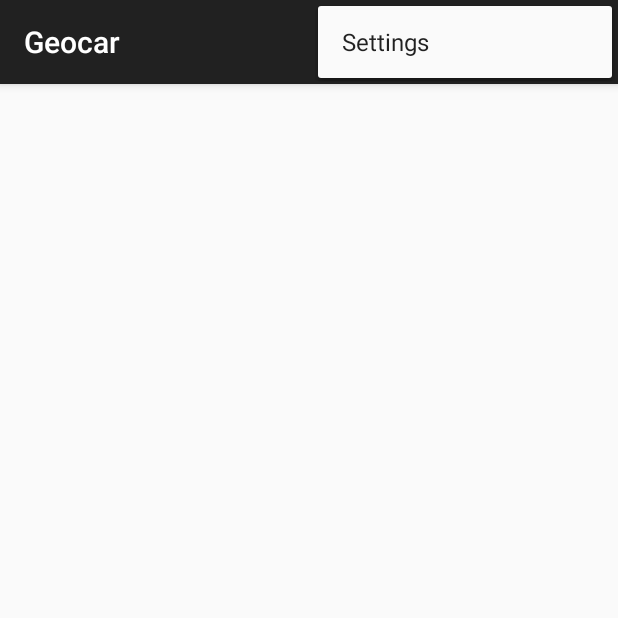
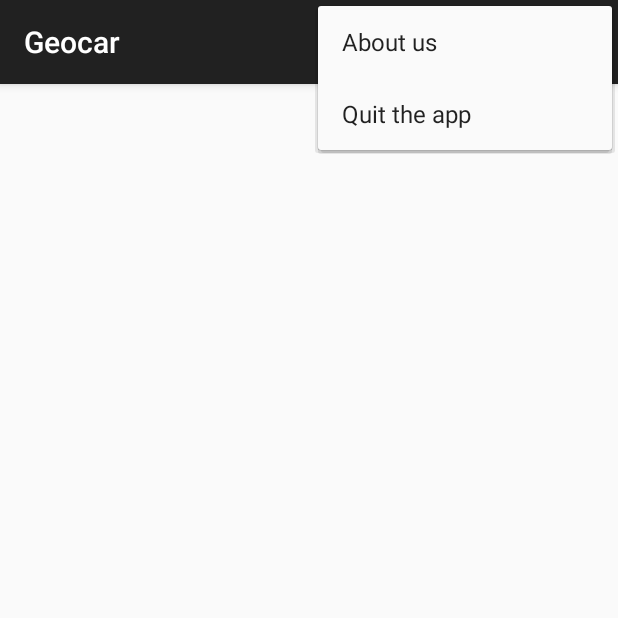
Before and after one commit to Carmain/Geocar, an Android app: the Home screen opened directly, with no data from a screen before it, with the options menu open, on a phone screen of 412 x 824 dp, the top half of it. Run offline under Robolectric (Android 15) with nearby library versions, the phone set to English and light mode, and no system bars; 1 statement that could not run was skipped.

Commit message:
Set items in the menu

```diff
--- a/app/src/main/res/menu/menu_main.xml
+++ b/app/src/main/res/menu/menu_main.xml
@@ -1,6 +1,13 @@
 <menu xmlns:android="http://schemas.android.com/apk/res/android"
-    xmlns:app="http://schemas.android.com/apk/res-auto"
-    xmlns:tools="http://schemas.android.com/tools" tools:context=".MainActivity">
-    <item android:id="@+id/action_settings" android:title="@string/action_settings"
+    xmlns:app="http://schemas.android.com/apk/res-auto">
+
+    <item
+        android:id="@+id/about"
+        android:title="@string/about_page"
+        android:orderInCategory="100" app:showAsAction="never" />
+
+    <item
+        android:id="@+id/quit_app"
+        android:title="@string/quit_app"
         android:orderInCategory="100" app:showAsAction="never" />
 </menu>
--- a/app/src/main/res/values/strings.xml
+++ b/app/src/main/res/values/strings.xml
@@ -3,7 +3,6 @@
 
     <!-- general -->
     <string name="app_name">Geocar</string>
-    <string name="action_settings">Settings</string>
 
     <!-- Home page -->
     <string name="hint_username">Username</string>
@@ -13,8 +12,10 @@
     <string name="error_connection">Error during the connection. Please try again later.</string>
     <string name="error_id">Bad combination username - password</string>
     <string name="errorGPS">You must enable the GPS to locate your car. Would you like to enable it?</string>
-    <string name="okGPS">GPS is Enabled in your devide</string>
+    <string name="okGPS">GPS is Enabled in your device</string>
     <string name="enableGPS">Enable GPS</string>
     <string name="cancel">Cancel</string>
+    <string name="about_page">About us</string>
+    <string name="quit_app">Quit the app</string>
 
 </resources>
```
Also changed, not shown: app/src/main/java/com/supinfo/jva/geocar/Home.java (+11 -7 lines), 1 other file.
